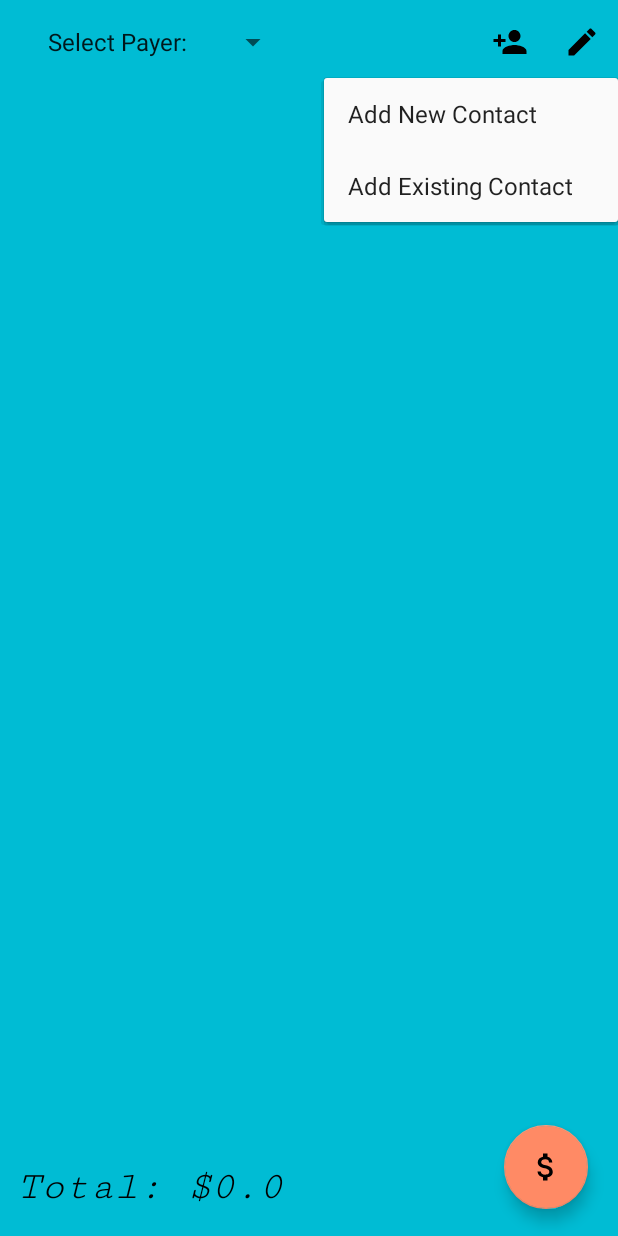
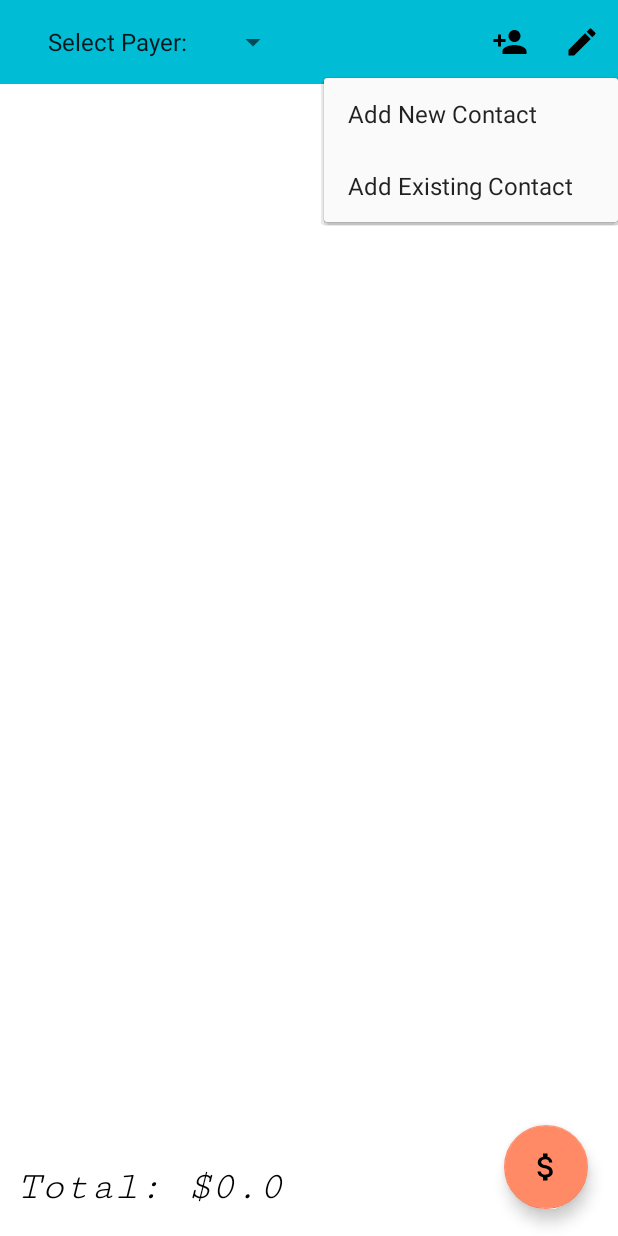
Before and after one commit to leifgrosswiler/Banana, an Android app: the MainReceipt screen opened directly, with no data from a screen before it, after a tap on "Add User", on a phone screen of 412 x 824 dp. Run offline under Robolectric (Android 15) with nearby library versions, the phone set to English and light mode, and no system bars; our stand-ins replace CircleImageView.

Commit message:
change back background color

```diff
--- a/app/src/main/res/layout/activity_main_receipt.xml
+++ b/app/src/main/res/layout/activity_main_receipt.xml
@@ -3,7 +3,7 @@
     xmlns:tools="http://schemas.android.com/tools"
     android:layout_width="match_parent"
     android:layout_height="match_parent"
-    android:background="@color/colorPrimary"
+    android:background="#ffffff"
     tools:context="com.banana.banana.MainReceipt">
 
     <include
```
